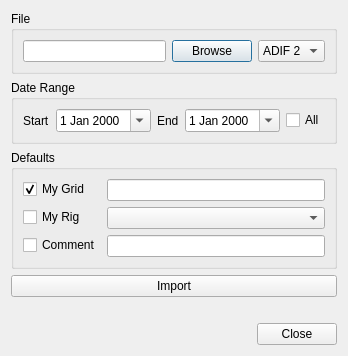
Before: the Qt Designer form ui/importdialog.ui in 7h0ma5/OpenShack, drawn with Qt 5.
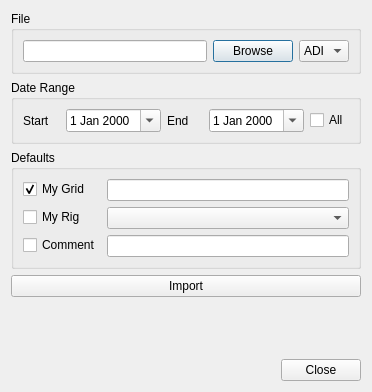
After: the same form once the commit is applied.

The edit to the form file:
```diff
--- a/ui/importdialog.ui
+++ b/ui/importdialog.ui
@@ -6,8 +6,8 @@
    <rect>
     <x>0</x>
     <y>0</y>
-    <width>327</width>
-    <height>327</height>
+    <width>372</width>
+    <height>392</height>
    </rect>
   </property>
   <property name="windowTitle">
@@ -75,7 +75,7 @@
         </property>
         <item>
          <property name="text">
-          <string notr="true">ADIF 2</string>
+          <string notr="true">ADI</string>
          </property>
         </item>
        </widget>
```
Left out of the diff: 3 changed lines with no effect on the pictures.
